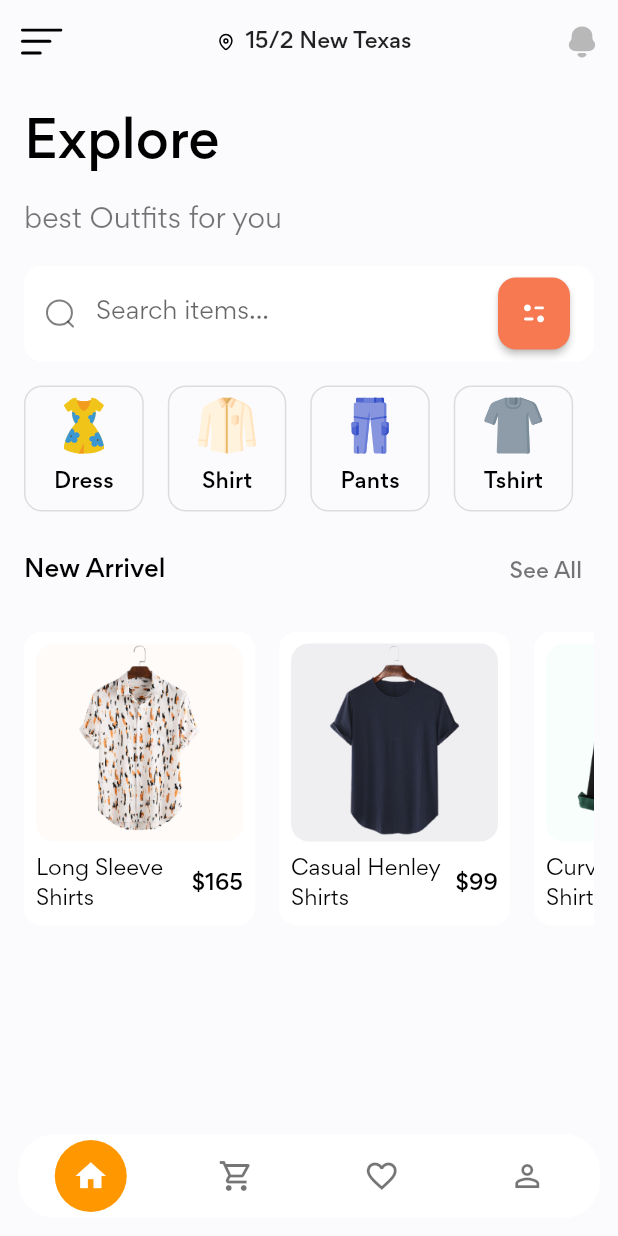
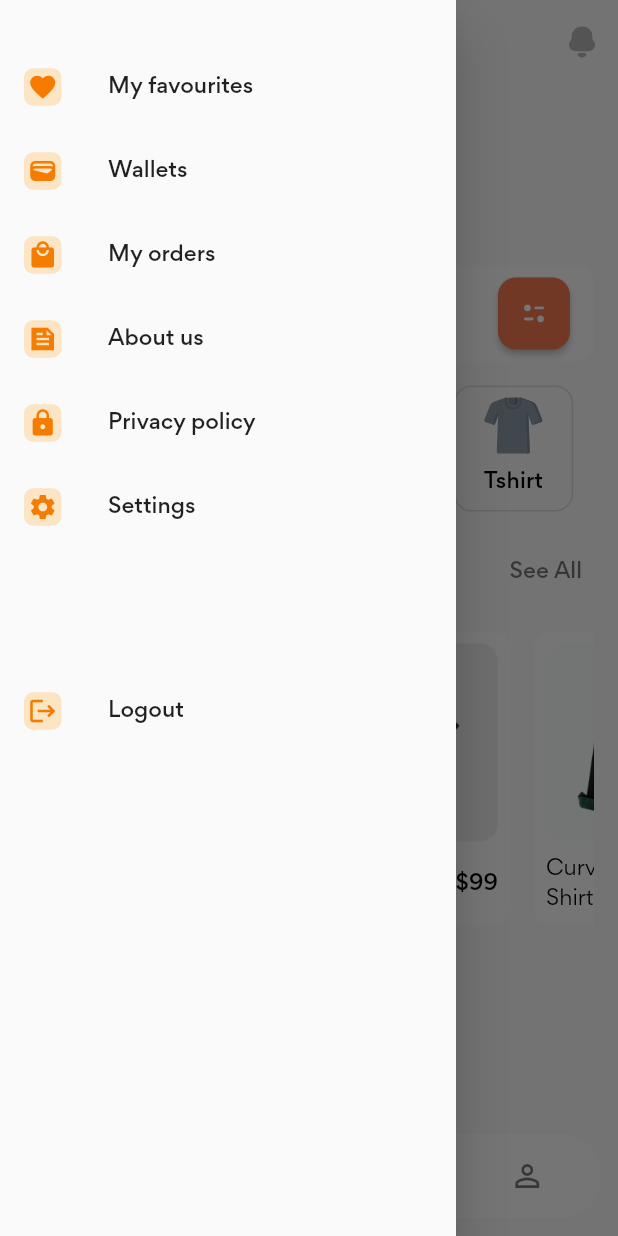
Before and after one commit to AhmedRamiBoukef/Shop-App, a Flutter app: the screen it shows after launch, with the side drawer open (before the commit the screen has no drawer), on a phone screen of 412 x 824 dp. Run offline on Flutter 3.47's test engine with Material 2 defaults, Android fonts, the phone set to English and light mode, and no system bars; drawn by our look-alikes of flutter_snake_navigationbar; our stand-ins replace flutter_svg.

```diff
--- /dev/null
+++ b/lib/data/data.dart
@@ -0,0 +1 @@
+Set<int> mycart = {};
--- a/lib/home/homepage.dart
+++ b/lib/home/homepage.dart
@@ -1,6 +1,7 @@
 import 'package:flutter/material.dart';
 import 'package:flutter_snake_navigationbar/flutter_snake_navigationbar.dart';
 import 'package:flutter_svg/flutter_svg.dart';
+import 'package:shop_app/cart/cart.dart';
 
 import 'widgets/categories.dart';
 import 'widgets/newarrivals.dart';
@@ -22,6 +23,7 @@ class _HomePageState extends State<HomePage> {
   @override
   Widget build(BuildContext context) {
     return Scaffold(
+      drawer: HomeDrawer(),
       extendBody: true,
       bottomNavigationBar: SnakeNavigationBar.color(
         behaviour: SnakeBarBehaviour.floating,
@@ -43,7 +45,18 @@ class _HomePageState extends State<HomePage> {
         showSelectedLabels: false,
 
         currentIndex: _selectedItemPosition,
-        onTap: (index) => setState(() => _selectedItemPosition = index),
+        onTap: (index) => setState(() {
+          _selectedItemPosition = index;
+          switch (index) {
+            case 0:
+              Navigator.of(context).pushReplacementNamed('/');
+              break;
+            case 1:
+              Navigator.of(context).pushNamed(CartScreen.screenRoute);
+              break;
+            default:
+          }
+        }),
         items: [
           BottomNavigationBarItem(icon: Icon(Icons.home), label: 'home'),
           BottomNavigationBarItem(
@@ -108,3 +121,77 @@ class _HomePageState extends State<HomePage> {
     );
   }
 }
+
+class HomeDrawer extends StatelessWidget {
+  const HomeDrawer({Key? key}) : super(key: key);
+
+  @override
+  Widget build(BuildContext context) {
+    return Drawer(
+      child: Column(
+        children: [
+          SizedBox(height: 30),
+          DrawerElem(
+            icon: Icons.favorite,
+            title: "My favourites",
+          ),
+          DrawerElem(
+            icon: Icons.wallet_outlined,
+            title: "Wallets",
+          ),
+          DrawerElem(
+            icon: Icons.local_mall,
+            title: "My orders",
+          ),
+          DrawerElem(
+            icon: Icons.feed_sharp,
+            title: "About us",
+          ),
+          DrawerElem(
+            icon: Icons.lock,
+            title: "Privacy policy",
+          ),
+          DrawerElem(
+            icon: Icons.settings,
+            title: "Settings",
+          ),
+          SizedBox(height: 80),
+          DrawerElem(
+            icon: Icons.logout,
+            title: "Logout",
+          ),
+        ],
+      ),
+    );
+  }
+}
+
+class DrawerElem extends StatelessWidget {
+  final String title;
+  final IconData icon;
+  const DrawerElem({
+    required this.icon,
+    required this.title,
+    Key? key,
+  }) : super(key: key);
+
+  @override
+  Widget build(BuildContext context) {
+    return ListTile(
+      leading: Container(
+        height: 25,
+        width: 25,
+        decoration: BoxDecoration(
+          color: Color.fromARGB(55, 255, 153, 0),
+          borderRadius: BorderRadius.all(Radius.circular(6)),
+        ),
+        child: Icon(
+          icon,
+          size: 20,
+          color: Colors.orange[700],
+        ),
+      ),
+      title: Text(title),
+    );
+  }
+}
--- a/lib/home/widgets/newarrivals.dart
+++ b/lib/home/widgets/newarrivals.dart
@@ -58,6 +58,7 @@ class NewArrivals extends StatelessWidget {
                         'image': demo_product[index].image,
                         'price': demo_product[index].price,
                         'bgColor': demo_product[index].bgColor,
+                        'index': index,
                       },
                     );
                   },
--- a/lib/home/widgets/productcard.dart
+++ b/lib/home/widgets/productcard.dart
@@ -32,9 +32,12 @@ class ProductCard extends StatelessWidget {
                 color: bgColor,
                 borderRadius: BorderRadius.all(Radius.circular(12)),
               ),
-              child: Image.asset(
-                height: 132,
-                image,
+              child: Hero(
+                tag: title,
+                child: Image.asset(
+                  height: 132,
+                  image,
+                ),
               ),
             ),
             const SizedBox(height: 8),
--- a/lib/main.dart
+++ b/lib/main.dart
@@ -1,4 +1,5 @@
 import 'package:flutter/material.dart';
+import 'package:shop_app/cart/cart.dart';
 import 'details/datails.dart';
 import 'home/homepage.dart';
 
@@ -30,6 +31,7 @@ class MyApp extends StatelessWidget {
       routes: {
         "/": (context) => HomePage(),
         DetailScreen.screenRoute: (context) => DetailScreen(),
+        CartScreen.screenRoute: (context) => CartScreen(),
       },
     );
   }
```
Also changed, not shown: lib/cart/cart.dart (added, +207 -0 lines), lib/details/datails.dart (+12 -5 lines).
